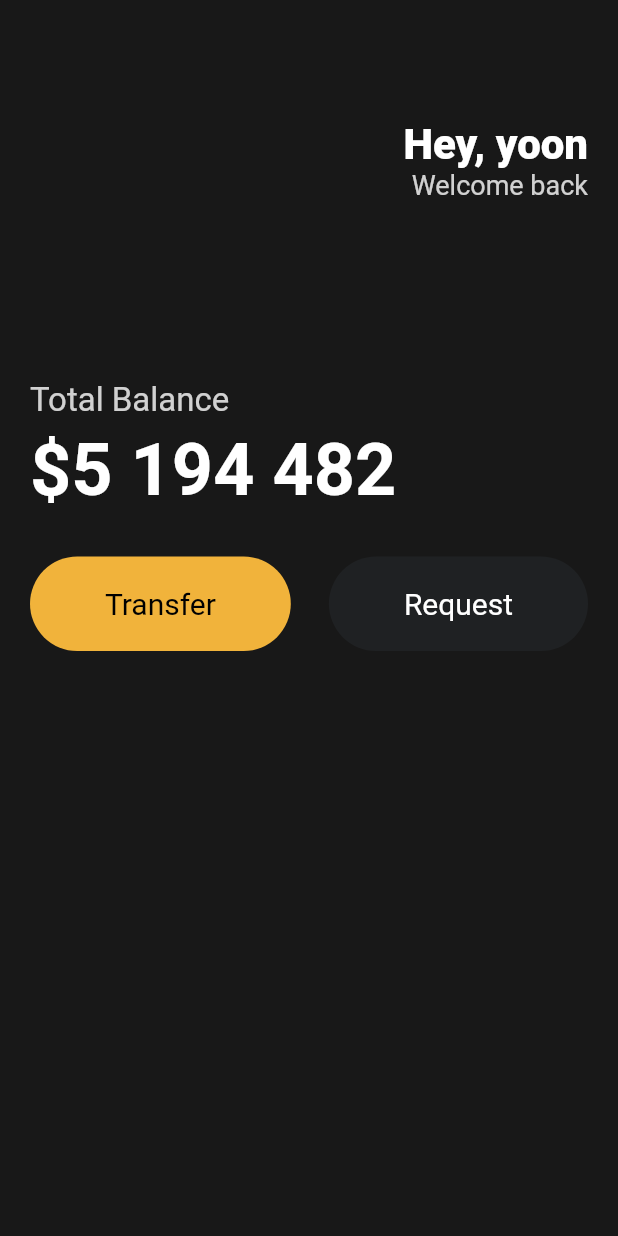
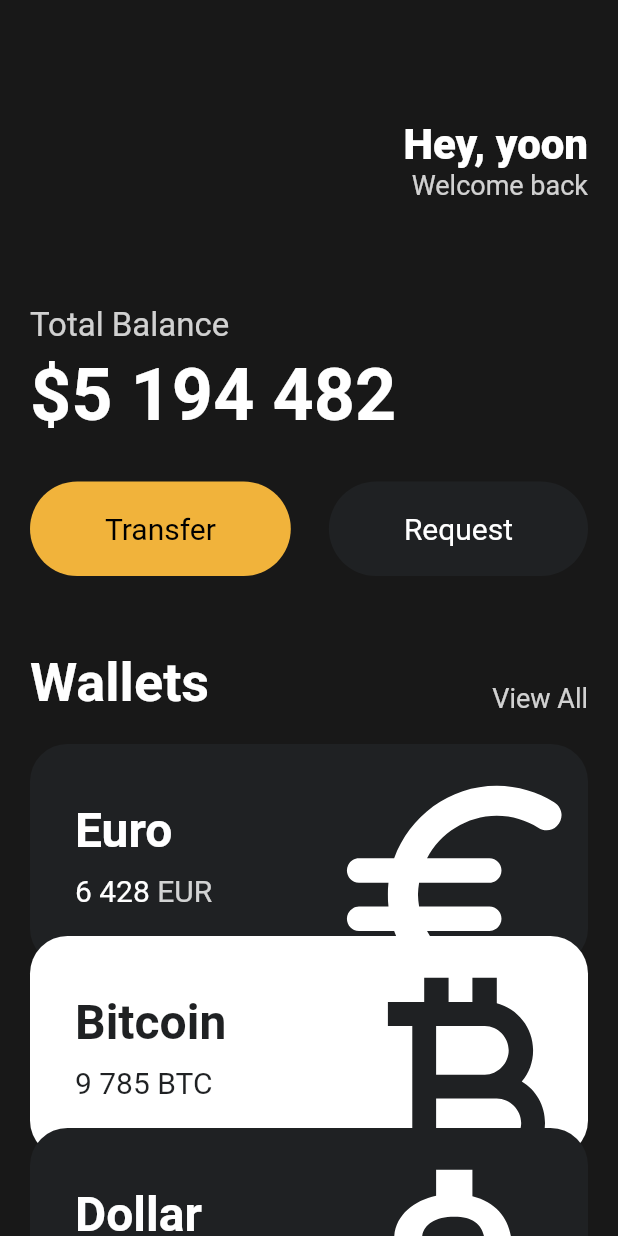
Before and after one commit to yuntaeLee/flutter-study, a Flutter app: the screen it shows after launch, on a phone screen of 412 x 824 dp. Run offline on Flutter 3.47's test engine with Material 2 defaults, Android fonts, the phone set to English and light mode, and no system bars.

Commit message:
Create Reusable Currency Card  Widgets

```diff
--- a/toonflix/lib/main.dart
+++ b/toonflix/lib/main.dart
@@ -1,5 +1,6 @@
 import 'package:flutter/material.dart';
 import 'package:toonflix/widgets/Button.dart';
+import 'package:toonflix/widgets/currency_card.dart';
 
 void main() {
   runApp(const App());
@@ -13,7 +14,8 @@ class App extends StatelessWidget {
     return MaterialApp(
       home: Scaffold(
         backgroundColor: const Color(0xFF181818),
-        body: Padding(
+        body: SingleChildScrollView(
+          child: Padding(
             padding: const EdgeInsets.symmetric(
               horizontal: 20,
             ),
@@ -49,7 +51,7 @@ class App extends StatelessWidget {
                   ],
                 ),
                 const SizedBox(
-                height: 120,
+                  height: 70,
                 ),
                 Text(
                   'Total Balance',
@@ -86,8 +88,63 @@ class App extends StatelessWidget {
                       textColor: Colors.white,
                     ),
                   ],
-              )
+                ),
+                const SizedBox(
+                  height: 50,
+                ),
+                Row(
+                  mainAxisAlignment: MainAxisAlignment.spaceBetween,
+                  crossAxisAlignment: CrossAxisAlignment.end,
+                  children: [
+                    const Text(
+                      'Wallets',
+                      style: TextStyle(
+                        color: Colors.white,
+                        fontSize: 36,
+                        fontWeight: FontWeight.w600,
+                      ),
+                    ),
+                    Text(
+                      'View All',
+                      style: TextStyle(
+                        color: Colors.white.withOpacity(0.8),
+                        fontSize: 18,
+                      ),
+                    ),
                   ],
+                ),
+                const SizedBox(
+                  height: 20,
+                ),
+                const CurrencyCard(
+                  name: 'Euro',
+                  code: 'EUR',
+                  amount: '6 428',
+                  icon: Icons.euro_rounded,
+                  isInverted: false,
+                ),
+                Transform.translate(
+                  offset: const Offset(0, -20),
+                  child: const CurrencyCard(
+                    name: 'Bitcoin',
+                    code: 'BTC',
+                    amount: '9 785',
+                    icon: Icons.currency_bitcoin,
+                    isInverted: true,
+                  ),
+                ),
+                Transform.translate(
+                  offset: const Offset(0, -40),
+                  child: const CurrencyCard(
+                    name: 'Dollar',
+                    code: 'USD',
+                    amount: '428',
+                    icon: Icons.attach_money_outlined,
+                    isInverted: false,
+                  ),
+                ),
+              ],
+            ),
           ),
         ),
       ),
--- /dev/null
+++ b/toonflix/lib/widgets/currency_card.dart
@@ -0,0 +1,87 @@
+import 'package:flutter/material.dart';
+
+class CurrencyCard extends StatelessWidget {
+  final String name, code, amount;
+  final IconData icon;
+  final bool isInverted;
+
+  final _blackColor = const Color(0xff1f2123);
+
+  const CurrencyCard({
+    super.key,
+    required this.name,
+    required this.code,
+    required this.amount,
+    required this.icon,
+    required this.isInverted,
+  });
+
+  @override
+  Widget build(BuildContext context) {
+    return Container(
+      clipBehavior: Clip.hardEdge,
+      decoration: BoxDecoration(
+        color: isInverted ? Colors.white : _blackColor,
+        borderRadius: BorderRadius.circular(25),
+      ),
+      child: Padding(
+        padding: const EdgeInsets.all(30),
+        child: Row(
+          mainAxisAlignment: MainAxisAlignment.spaceBetween,
+          children: [
+            Column(
+              crossAxisAlignment: CrossAxisAlignment.start,
+              children: [
+                Text(
+                  name,
+                  style: TextStyle(
+                    color: isInverted ? _blackColor : Colors.white,
+                    fontSize: 32,
+                    fontWeight: FontWeight.w600,
+                  ),
+                ),
+                const SizedBox(
+                  height: 10,
+                ),
+                Row(
+                  children: [
+                    Text(
+                      amount,
+                      style: TextStyle(
+                        color: isInverted ? _blackColor : Colors.white,
+                        fontSize: 20,
+                      ),
+                    ),
+                    const SizedBox(
+                      width: 5,
+                    ),
+                    Text(
+                      code,
+                      style: TextStyle(
+                        color: isInverted
+                            ? _blackColor
+                            : Colors.white.withOpacity(0.8),
+                        fontSize: 20,
+                      ),
+                    ),
+                  ],
+                ),
+              ],
+            ),
+            Transform.scale(
+              scale: 2.2,
+              child: Transform.translate(
+                offset: const Offset(-5, 12),
+                child: Icon(
+                  icon,
+                  color: isInverted ? _blackColor : Colors.white,
+                  size: 88,
+                ),
+              ),
+            )
+          ],
+        ),
+      ),
+    );
+  }
+}
```
Lines whose indentation alone changed are shown as unchanged.
